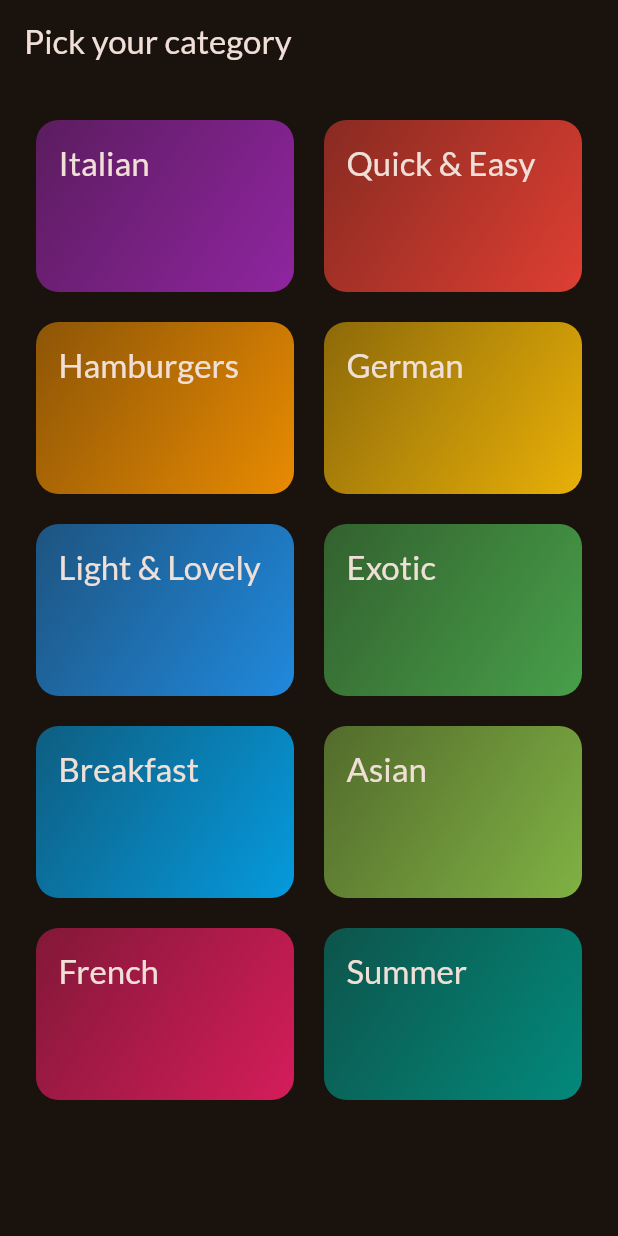
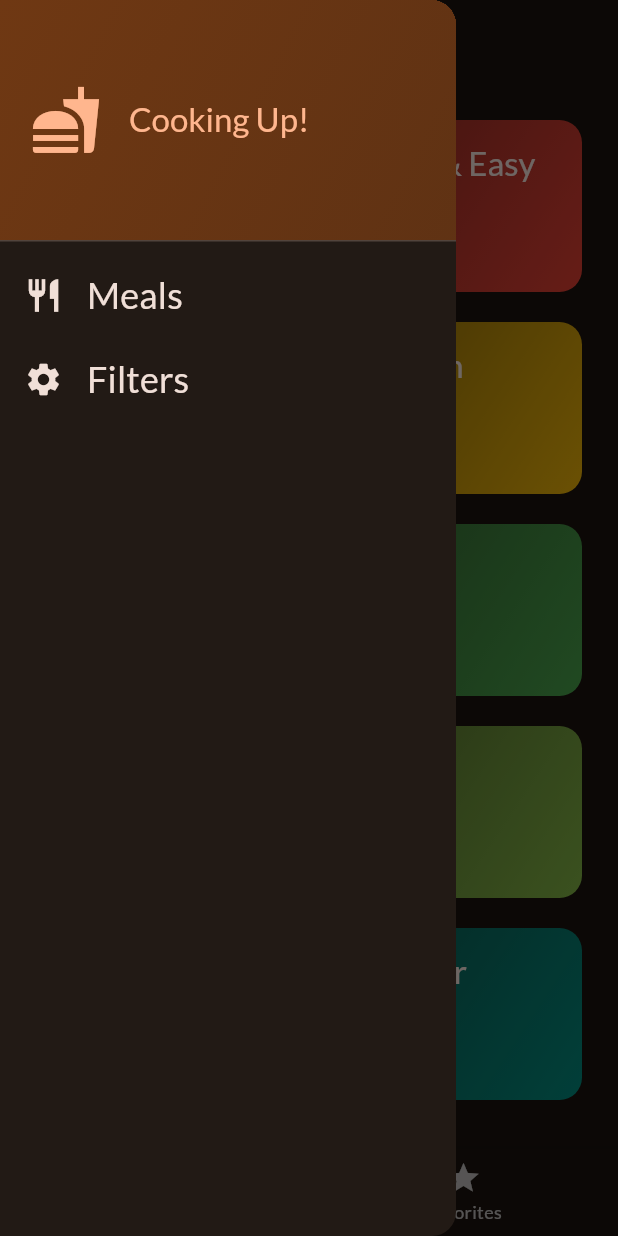
Before and after one commit to franedsandi/meal_app, a Flutter app: the screen it shows after launch, with the side drawer open (before the commit the screen has no drawer), on a phone screen of 412 x 824 dp. Run offline on Flutter 3.47's test engine with Material 3 defaults, Android fonts, the phone set to English and light mode, and no system bars; our stand-ins replace google_fonts, transparent_image.

Commit message:
set filters, desing a drawer, make filters work etc

```diff
--- a/lib/main.dart
+++ b/lib/main.dart
@@ -1,7 +1,7 @@
 import 'package:flutter/material.dart';
 
 import 'package:google_fonts/google_fonts.dart';
-import 'screens/categories.dart';
+import './screens/tabs.dart';
 
 final theme = ThemeData(
   useMaterial3: true,
@@ -23,7 +23,7 @@ class App extends StatelessWidget {
   Widget build(BuildContext context) {
     return MaterialApp(
       theme: theme,
-      home: const CategoriesScreen(),
+      home: const TabsScreen(),
     );
   }
 }
--- a/lib/screens/categories.dart
+++ b/lib/screens/categories.dart
@@ -1,16 +1,22 @@
 import 'package:flutter/material.dart';
 import 'package:meal_app/data/dummy_data.dart';
 import 'package:meal_app/screens/meals.dart';
-import '../data/dummy_data.dart';
 import '../widgets/category_grid_item.dart';
 import '../models/category.dart';
+import '../models/meal.dart';
 
 class CategoriesScreen extends StatelessWidget {
-  const CategoriesScreen({super.key});
+  const CategoriesScreen({
+    super.key,
+    required this.onToggleFavorite,
+    required this.avaliableMeals,
+  });
+  final void Function(Meal meal) onToggleFavorite;
+  final List<Meal> avaliableMeals;
 /* the context dous not exist in stateless  widget , we need to build it*/
 
   void _selectCategory(BuildContext context, Category category) {
-    final filteredMeals = dummyMeals
+    final filteredMeals = avaliableMeals
         .where((meal) => meal.categories.contains(category.id))
         .toList();
     Navigator.of(context).push(
@@ -18,6 +24,7 @@ class CategoriesScreen extends StatelessWidget {
         builder: (ctx) => MealsScreen(
           title: category.title,
           meals: filteredMeals,
+          onToggleFavorite: onToggleFavorite,
         ),
       ),
     );
@@ -25,11 +32,7 @@ class CategoriesScreen extends StatelessWidget {
 
   @override
   Widget build(BuildContext context) {
-    return Scaffold(
-      appBar: AppBar(
-        title: const Text('Pick your category'),
-      ),
-      body: GridView(
+    return GridView(
       padding: const EdgeInsets.all(24),
       gridDelegate: const SliverGridDelegateWithFixedCrossAxisCount(
         crossAxisCount: 2,
@@ -47,7 +50,6 @@ class CategoriesScreen extends StatelessWidget {
             },
           )
       ],
-      ),
     );
   }
 }
--- /dev/null
+++ b/lib/screens/tabs.dart
@@ -0,0 +1,130 @@
+import 'package:flutter/material.dart';
+import 'package:meal_app/data/dummy_data.dart';
+import 'package:meal_app/models/meal.dart';
+import 'package:meal_app/screens/filters.dart';
+import 'package:meal_app/screens/meals.dart';
+import './categories.dart';
+import '../widgets/main_drawer.dart';
+
+const kInitialFilters = {
+  Filter.glutenFree: false,
+  Filter.lactoseFree: false,
+  Filter.vegetarian: false,
+  Filter.vegan: false
+};
+
+class TabsScreen extends StatefulWidget {
+  const TabsScreen({super.key});
+  @override
+  State<StatefulWidget> createState() {
+    return _TabsScreenState();
+  }
+}
+
+class _TabsScreenState extends State<TabsScreen> {
+  int _selectedPageIndex = 0;
+
+  final List<Meal> _favoriteMeals = [];
+  Map<Filter, bool> _selectedFilters = kInitialFilters;
+
+  void _toggleMealFavoriteStatus(Meal meal) {
+    final isExisting = _favoriteMeals.contains(meal);
+
+    void _showInfoMessage(String message) {
+      ScaffoldMessenger.of(context).clearSnackBars();
+      ScaffoldMessenger.of(context).showSnackBar(
+        SnackBar(
+          /* default time 4 s */
+          content: Text(message),
+        ),
+      );
+    }
+
+    if (isExisting) {
+      setState(() {
+        _favoriteMeals.remove(meal);
+      });
+      _showInfoMessage('This meal is no longer in your favotite meals list!');
+    } else {
+      setState(() {
+        _favoriteMeals.add(meal);
+      });
+      _showInfoMessage('This meal is now in your favotite meals list!');
+    }
+  }
+
+  void _selectedPage(int index) {
+    setState(() {
+      _selectedPageIndex = index;
+    });
+  }
+
+  void _setScreen(String identifier) async {
+    Navigator.of(context).pop;
+    if (identifier == 'filters') {
+      final result = await Navigator.of(context).push<Map<Filter, bool>>(
+        MaterialPageRoute(
+          builder: (ctx) => FiltersScreen(
+            currentFilters: _selectedFilters,
+          ),
+        ),
+      );
+      setState(() {
+        /* ?? = if is null */
+        _selectedFilters = result ?? kInitialFilters;
+      });
+    }
+  }
+
+  @override
+  Widget build(BuildContext context) {
+    final avaliableMeals = dummyMeals.where(
+      (meal) {
+        if (_selectedFilters[Filter.glutenFree]! && !meal.isGlutenFree) {
+          return false;
+        }
+        if (_selectedFilters[Filter.lactoseFree]! && !meal.isLactoseFree) {
+          return false;
+        }
+        if (_selectedFilters[Filter.vegan]! && !meal.isVegan) {
+          return false;
+        }
+        if (_selectedFilters[Filter.vegetarian]! && !meal.isVegetarian) {
+          return false;
+        }
+        return true;
+      },
+    ).toList();
+    Widget activePage = CategoriesScreen(
+      onToggleFavorite: _toggleMealFavoriteStatus,
+      avaliableMeals: avaliableMeals,
+    );
+    var activePageTitle = 'Categories';
+
+    if (_selectedPageIndex == 1) {
+      activePage = MealsScreen(
+        meals: _favoriteMeals,
+        onToggleFavorite: _toggleMealFavoriteStatus,
+      );
+      activePageTitle = 'Favorites';
+    }
+    return Scaffold(
+      appBar: AppBar(
+        title: Text(activePageTitle),
+      ),
+      drawer: MainDrawer(
+        onSelectScreen: _setScreen,
+      ),
+      body: activePage,
+      bottomNavigationBar: BottomNavigationBar(
+        onTap: _selectedPage,
+        currentIndex: _selectedPageIndex,
+        items: const [
+          BottomNavigationBarItem(
+              icon: Icon(Icons.set_meal), label: 'categories'),
+          BottomNavigationBarItem(icon: Icon(Icons.star), label: 'Favorites'),
+        ],
+      ),
+    );
+  }
+}
--- /dev/null
+++ b/lib/widgets/main_drawer.dart
@@ -0,0 +1,83 @@
+import 'package:flutter/material.dart';
+
+class MainDrawer extends StatelessWidget {
+  const MainDrawer({super.key, required this.onSelectScreen});
+
+  final void Function(String identifier) onSelectScreen;
+
+  @override
+  Widget build(BuildContext context) {
+    return Drawer(
+      child: Column(
+        children: [
+          DrawerHeader(
+            decoration: BoxDecoration(
+              gradient: LinearGradient(
+                colors: [
+                  Theme.of(context).colorScheme.primaryContainer,
+                  Theme.of(context)
+                      .colorScheme
+                      .primaryContainer
+                      .withOpacity(0.8)
+                ],
+                begin: Alignment.topLeft,
+                end: Alignment.bottomRight,
+              ),
+            ),
+            padding: const EdgeInsets.all(20),
+            child: Row(
+              children: [
+                Icon(
+                  Icons.fastfood,
+                  size: 48,
+                  color: Theme.of(context).colorScheme.primary,
+                ),
+                const SizedBox(width: 18),
+                Text(
+                  'Cooking Up!',
+                  style: Theme.of(context).textTheme.titleLarge!.copyWith(
+                        color: Theme.of(context).colorScheme.primary,
+                      ),
+                ),
+              ],
+            ),
+          ),
+          ListTile(
+            leading: Icon(
+              Icons.restaurant,
+              size: 26,
+              color: Theme.of(context).colorScheme.onSurface,
+            ),
+            title: Text(
+              'Meals',
+              style: Theme.of(context).textTheme.titleSmall!.copyWith(
+                    color: Theme.of(context).colorScheme.onSurface,
+                    fontSize: 24,
+                  ),
+            ),
+            onTap: () {
+              onSelectScreen('meals');
+            },
+          ),
+          ListTile(
+            leading: Icon(
+              Icons.settings,
+              size: 26,
+              color: Theme.of(context).colorScheme.onSurface,
+            ),
+            title: Text(
+              'Filters',
+              style: Theme.of(context).textTheme.titleSmall!.copyWith(
+                    color: Theme.of(context).colorScheme.onSurface,
+                    fontSize: 24,
+                  ),
+            ),
+            onTap: () {
+              onSelectScreen('filters');
+            },
+          ),
+        ],
+      ),
+    );
+  }
+}
--- a/pubspec.yaml
+++ b/pubspec.yaml
@@ -36,6 +36,7 @@ dependencies:
   # Use with the CupertinoIcons class for iOS style icons.
   cupertino_icons: ^1.0.8
   google_fonts: ^6.2.1
+  transparent_image: ^2.0.1
 
 dev_dependencies:
   flutter_test:
```
Also changed, not shown: lib/screens/filters.dart (added, +153 -0 lines), lib/screens/meal_details.dart (added, +77 -0 lines), lib/screens/meals.dart (+31 -6 lines), lib/widgets/meal_item.dart (added, +98 -0 lines), lib/widgets/meal_item_trait.dart (added, +28 -0 lines), pubspec.lock. Lines whose indentation alone changed are shown as unchanged.
